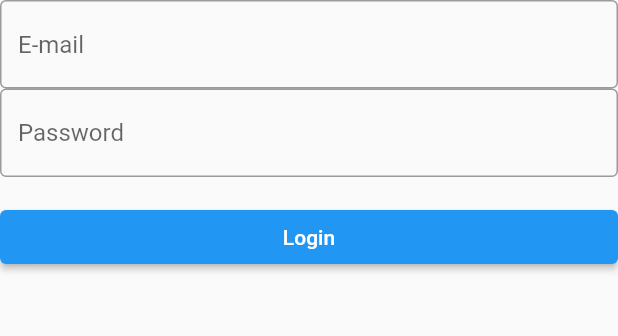
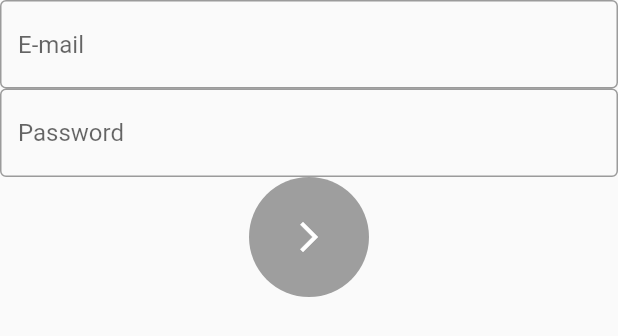
Before and after one commit to RD-Project4/smart-photo-album-frontend, a Flutter app: the LoginForm widget shown alone on an empty page, opened directly, on a phone screen of 412 x 824 dp. Shown: the top 336 px of the screen. Run offline on Flutter 3.47's test engine with Material 2 defaults, Android fonts, the phone set to English and light mode, and no system bars; our stand-ins replace bloc, flutter_bloc, fluttertoast, group_button, grouped_list, material_floating_search_bar and 2 more; missing offline and left inert: photo_manager, tflite_flutter, tflite_flutter_helper; project files that could hold a hidden picture were left out.

Commit message:
ui: 登录按钮

```diff
--- a/lib/LoginPage.dart
+++ b/lib/LoginPage.dart
@@ -1,7 +1,7 @@
 import 'package:flutter/material.dart';
-import 'package:smart_album/widgets/Form.dart';
+import 'package:smart_album/widgets/LoginForm.dart';
 
-class Login extends StatelessWidget {
+class LoginPage extends StatelessWidget {
   @override
   Widget build(BuildContext context) {
     return Scaffold(
--- a/lib/widgets/AccountButton.dart
+++ b/lib/widgets/AccountButton.dart
@@ -10,7 +10,7 @@ class AccountButton extends StatelessWidget {
       icon: const Icon(Icons.account_circle_outlined),
       onPressed: () {
         Navigator.push(
-            context, MaterialPageRoute(builder: (context) => Login()));
+            context, MaterialPageRoute(builder: (context) => LoginPage()));
       },
     );
   }
--- a/lib/widgets/Form.dart
+++ /dev/null
@@ -1,98 +0,0 @@
-import 'dart:async';
-
-import 'package:flutter/material.dart';
-
-// Create a Form widget.
-class LoginForm extends StatefulWidget {
-  const LoginForm({Key? key}) : super(key: key);
-
-  @override
-  MyCustomFormState createState() {
-    return MyCustomFormState();
-  }
-}
-
-// Create a corresponding State class.
-// This class holds data related to the form.
-class MyCustomFormState extends State<LoginForm> {
-  // Create a global key that uniquely identifies the Form widget
-  // and allows validation of the form.
-  //
-  // Note: This is a GlobalKey<FormState>,
-  // not a GlobalKey<MyCustomFormState>.
-  final _formKey = GlobalKey<FormState>();
-
-  late String account;
-  late String password;
-
-  @override
-  Widget build(BuildContext context) {
-    // Build a Form widget using the _formKey created above.
-    return Form(
-      key: _formKey,
-      child: Column(
-        crossAxisAlignment: CrossAxisAlignment.stretch,
-        children: [
-          TextFormField(
-            decoration: const InputDecoration(
-                border: OutlineInputBorder(), hintText: 'E-mail'),
-            // The validator receives the text that the user has entered.
-            validator: (value) {
-              if (value == null || value.isEmpty) {
-                return 'Please enter some text';
-              }
-              return null;
-            },
-            onSaved: (value) {
-              account = value!;
-            },
-          ),
-          TextFormField(
-            obscureText: true,
-            enableSuggestions: false,
-            autocorrect: false,
-            decoration: const InputDecoration(
-                border: OutlineInputBorder(), hintText: 'Password'),
-            // The validator receives the text that the user has entered.
-            validator: (value) {
-              if (value == null || value.isEmpty) {
-                return 'Please enter some text';
-              }
-              return null;
-            },
-            onSaved: (value) {
-              password = value!;
-            },
-          ),
-          Padding(
-            padding: const EdgeInsets.symmetric(vertical: 16.0),
-            child: ElevatedButton(
-              onPressed: () {
-                // Validate returns true if the form is valid, or false otherwise.
-                if (_formKey.currentState!.validate()) {
-                  _formKey.currentState!.save();
-                  if (account == "test@test.com" && password == "123456") {
-                    // If the form is valid, display a snackbar. In the real world,
-                    // you'd often call a server or save the information in a database.
-                    ScaffoldMessenger.of(context).showSnackBar(
-                      const SnackBar(content: Text('Processing Data')),
-                    );
-                    Timer(const Duration(seconds: 1), () {
-                      Navigator.maybePop(context);
-                    });
-                  } else
-                    ScaffoldMessenger.of(context).showSnackBar(
-                      const SnackBar(
-                          backgroundColor: Colors.redAccent,
-                          content: Text('Verification error')),
-                    );
-                }
-              },
-              child: const Text('Login'),
-            ),
-          ),
-        ],
-      ),
-    );
-  }
-}
--- /dev/null
+++ b/lib/widgets/LoginForm.dart
@@ -0,0 +1,132 @@
+import 'dart:async';
+
+import 'package:flutter/material.dart';
+
+// Create a Form widget.
+class LoginForm extends StatefulWidget {
+  const LoginForm({Key? key}) : super(key: key);
+
+  @override
+  MyCustomFormState createState() {
+    return MyCustomFormState();
+  }
+}
+
+// Create a corresponding State class.
+// This class holds data related to the form.
+class MyCustomFormState extends State<LoginForm> {
+  // Create a global key that uniquely identifies the Form widget
+  // and allows validation of the form.
+  //
+  // Note: This is a GlobalKey<FormState>,
+  // not a GlobalKey<MyCustomFormState>.
+  final _formKey = GlobalKey<FormState>();
+
+  String account = '';
+  String password = '';
+
+  @override
+  Widget build(BuildContext context) {
+    // Build a Form widget using the _formKey created above.
+    return Form(
+      key: _formKey,
+      child: Column(
+        crossAxisAlignment: CrossAxisAlignment.stretch,
+        children: [
+          TextFormField(
+            decoration: const InputDecoration(
+                border: OutlineInputBorder(), hintText: 'E-mail'),
+            // The validator receives the text that the user has entered.
+            validator: (value) {
+              if (value == null || value.isEmpty) {
+                return 'Please enter some text';
+              }
+              return null;
+            },
+            onChanged: (value) {
+              setState(() {
+                account = value;
+              });
+            },
+            onSaved: (value) {
+              account = value!;
+            },
+          ),
+          TextFormField(
+            obscureText: true,
+            enableSuggestions: false,
+            autocorrect: false,
+            decoration: const InputDecoration(
+                border: OutlineInputBorder(), hintText: 'Password'),
+            // The validator receives the text that the user has entered.
+            validator: (value) {
+              if (value == null || value.isEmpty) {
+                return 'Please enter some text';
+              }
+              return null;
+            },
+            onChanged: (value) {
+              setState(() {
+                password = value;
+              });
+            },
+            onSaved: (value) {
+              password = value!;
+            },
+          ),
+          GestureDetector(
+              child: Stack(
+            alignment: Alignment.center,
+            children: [
+              account != '' && password != ''
+                  ? Positioned(
+                      child: CircleAvatar(
+                        radius: 40,
+                        backgroundImage:
+                            AssetImage('images/login_page/login_btn_bg2.gif'),
+                      ),
+                    )
+                  : Positioned(
+                      child: CircleAvatar(
+                      radius: 40,
+                      backgroundColor: Colors.grey,
+                    )),
+              Positioned(
+                  child: Icon(
+                Icons.arrow_forward_ios,
+                color: Colors.white,
+              ))
+            ],
+          )),
+          // Padding(
+          //   padding: const EdgeInsets.symmetric(vertical: 16.0),
+          //   child: ElevatedButton(
+          //     onPressed: () {
+          //       // Validate returns true if the form is valid, or false otherwise.
+          //       if (_formKey.currentState!.validate()) {
+          //         _formKey.currentState!.save();
+          //         if (account == "test@test.com" && password == "123456") {
+          //           // If the form is valid, display a snackbar. In the real world,
+          //           // you'd often call a server or save the information in a database.
+          //           ScaffoldMessenger.of(context).showSnackBar(
+          //             const SnackBar(content: Text('Processing Data')),
+          //           );
+          //           Timer(const Duration(seconds: 1), () {
+          //             Navigator.maybePop(context);
+          //           });
+          //         } else
+          //           ScaffoldMessenger.of(context).showSnackBar(
+          //             const SnackBar(
+          //                 backgroundColor: Colors.redAccent,
+          //                 content: Text('Verification error')),
+          //           );
+          //       }
+          //     },
+          //     child: const Text('Login'),
+          //   ),
+          // ),
+        ],
+      ),
+    );
+  }
+}
--- a/pubspec.yaml
+++ b/pubspec.yaml
@@ -71,7 +71,9 @@ flutter:
 
   assets:
     - images/
+    - images/login_page/
     - assets/
+
 
   # To add assets to your application, add an assets section, like this:
   # assets:
```
Also changed, not shown: images/login_page/login_btn_bg.gif (added), images/login_page/login_btn_bg2.gif (added), pubspec.lock, 1 other file.
